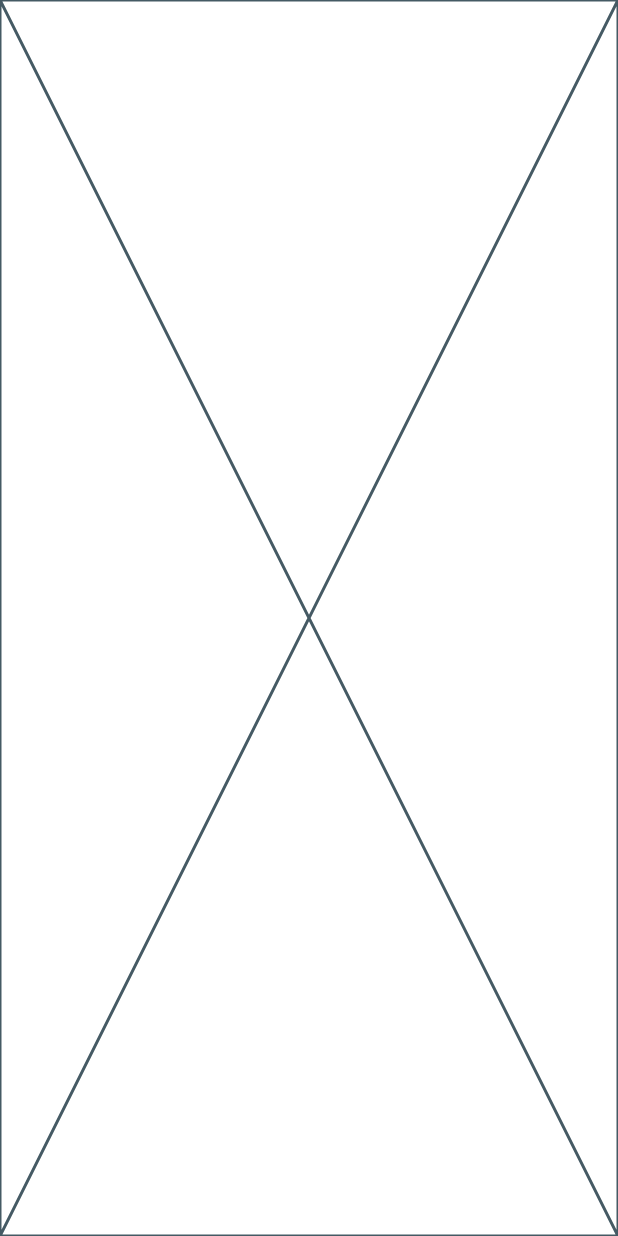
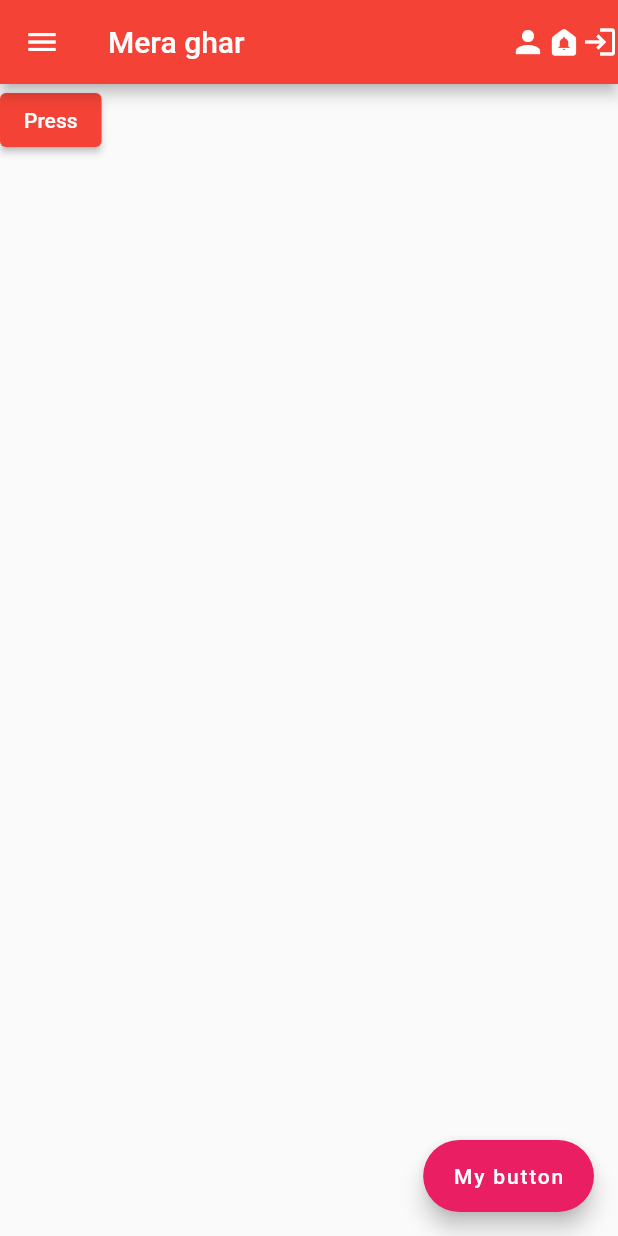
Before and after one commit to ranasunny581/projectone, a Flutter app: the screen it shows after launch, on a phone screen of 412 x 824 dp. Run offline on Flutter 3.47's test engine with Material 2 defaults, Android fonts, the phone set to English and light mode, and no system bars.

Commit message:
lecture flutter appbar

```diff
--- a/lib/main.dart
+++ b/lib/main.dart
@@ -1,18 +1,50 @@
 import 'package:flutter/material.dart';
 
-void main(){
-  runApp(Myapp());
+void main() {
+  runApp(Charanapp());
 }
 
-//types of widgets
-//static - stateless  stls
-//dynamic - statefull  stfl
+/*
+* Main()
+* MaterialApp  : home
+* Scalfold, Appbar or SafeArea  : body
+* widgets->so on
+* */
 
-class Myapp extends StatelessWidget {
-  const Myapp({super.key});
+class Charanapp extends StatelessWidget {
+  const Charanapp({super.key});
 
   @override
   Widget build(BuildContext context) {
-    return Placeholder();
+    return MaterialApp(
+      themeMode: ThemeMode.light,
+      theme: ThemeData(
+        primaryColor: Colors.red,
+        primarySwatch: Colors.red,
+      ),
+      darkTheme: ThemeData(primarySwatch: Colors.yellow),
+      debugShowCheckedModeBanner: false,
+      home: Scaffold(
+        appBar: AppBar(
+          title: Text("Mera ghar"),
+          leading: Icon(Icons.menu),
+          // backgroundColor: Colors.amber,
+          actions: [
+            Icon(Icons.person),
+            Icon(Icons.doorbell_rounded),
+            Icon(Icons.login),
+          ],
+        ),
+        body: ElevatedButton(onPressed: () {}, child: Text("Press")),
+        floatingActionButton: FloatingActionButton.extended(
+          label: Text("My button"),
+          onPressed: (){}, //anonymous function
+          // child: Icon(Icons.add),
+          tooltip: "Press Now",
+          backgroundColor: Colors.pink,
+        ),
+        // backgroundColor: Colors.amber,
+      ),
+    );
   }
 }
```
